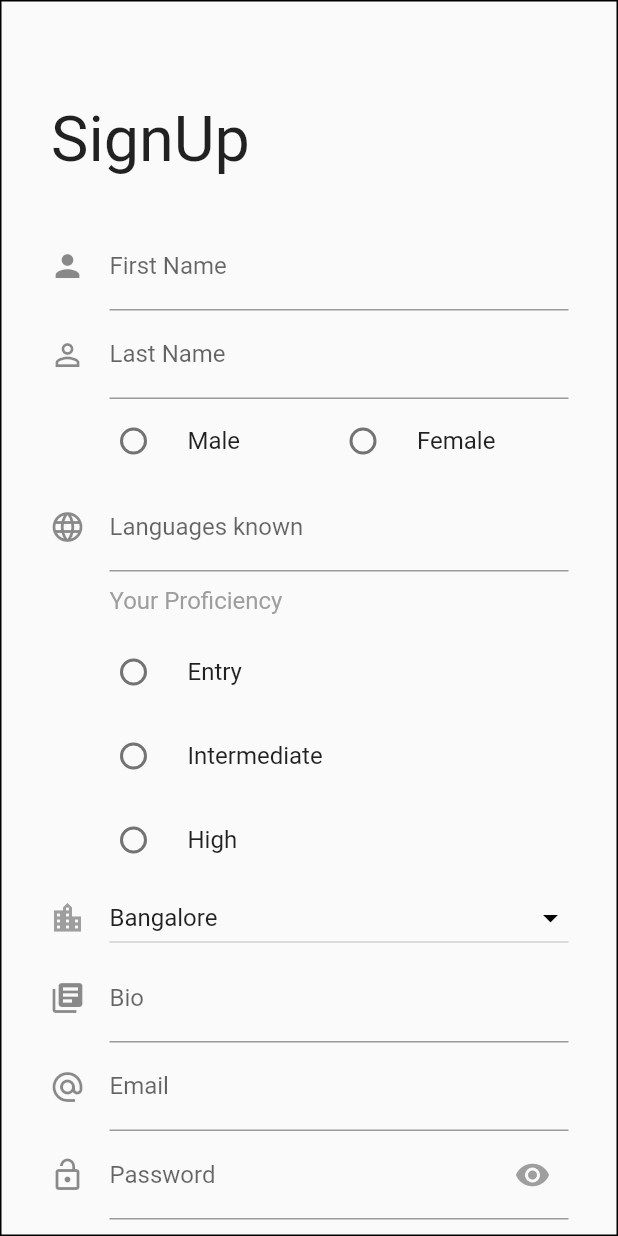
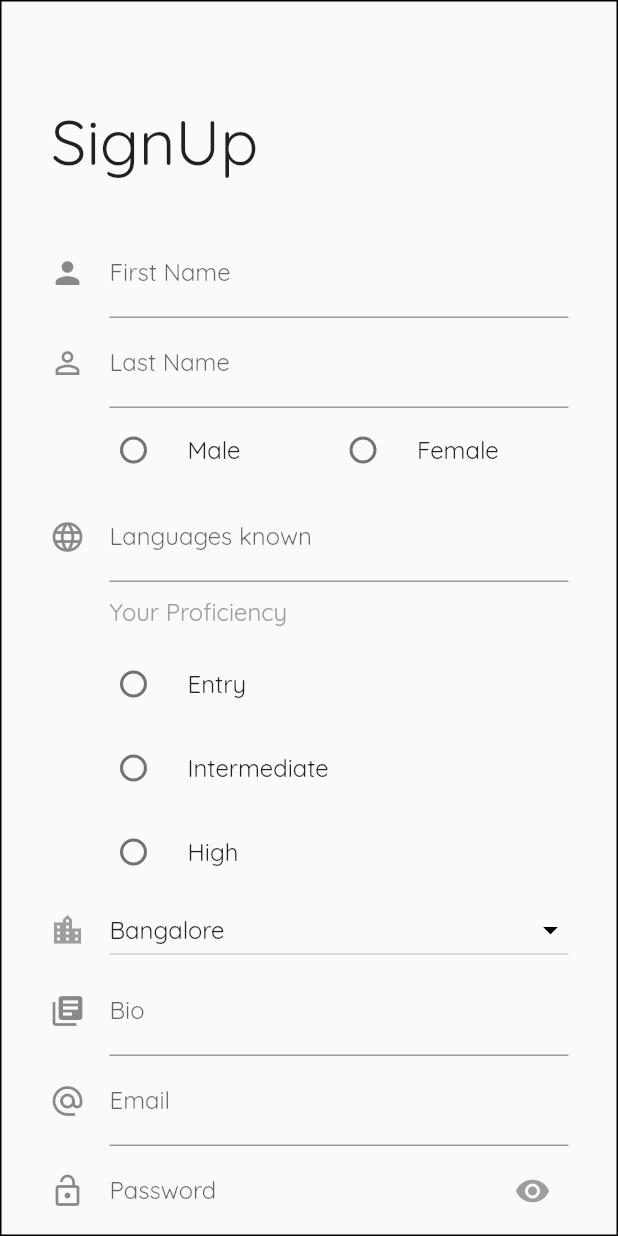
Before and after one commit to avinash-rath/EasyToll_mobile, a Flutter app: the screen it shows after launch, after a tap on "Signup?", on a phone screen of 412 x 824 dp. Run offline on Flutter 3.47's test engine with Material 2 defaults, Android fonts, the phone set to English and light mode, and no system bars; our stand-ins replace flare_flutter; missing offline and left inert: flare_dart, rx_ble.

```diff
--- a/lib/main.dart
+++ b/lib/main.dart
@@ -7,8 +7,10 @@ class MyApps extends StatelessWidget {
   @override
   Widget build(BuildContext context) {
     return MaterialApp(
+      debugShowCheckedModeBanner: false,
       title: 'EasyToll',
       theme: ThemeData(
+        fontFamily: 'QuickSand',
         primarySwatch: Colors.blue,
       ),
       home: LoginPage(),
```
